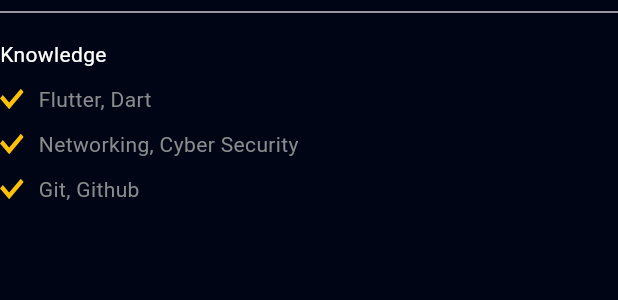
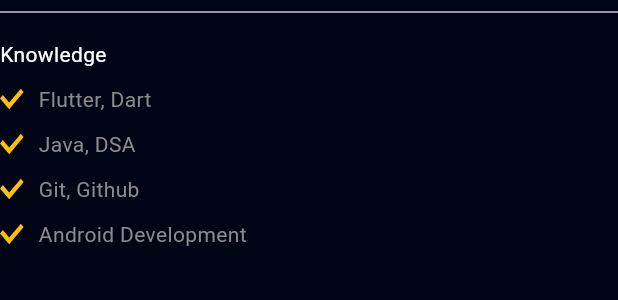
Before and after one commit to stp2003/portfolio_new, a Flutter app: the Knowledges widget shown alone on an empty page, opened directly, on a phone screen of 412 x 824 dp. Shown: the top 300 px of the screen. Run offline on Flutter 3.47's test engine with Material 2 defaults, Android fonts, the phone set to English and light mode, and no system bars; our stand-ins replace flutter_svg, font_awesome_flutter, get, google_fonts.

Commit message:
drawers made

```diff
--- a/lib/view/main/components/drawer/knowledges.dart
+++ b/lib/view/main/components/drawer/knowledges.dart
@@ -13,13 +13,16 @@
         Divider(),
         Padding(
           padding: EdgeInsets.symmetric(vertical: 10),
-          child: Text('Knowledge',style: TextStyle(color: Colors.white),),
+          child: Text(
+            'Knowledge',
+            style: TextStyle(color: Colors.white),
+          ),
         ),
         KnowledgeText(knowledge: 'Flutter, Dart'),
-        KnowledgeText(knowledge: 'Networking, Cyber Security'),
+        KnowledgeText(knowledge: 'Java, DSA'),
         KnowledgeText(knowledge: 'Git, Github'),
+        KnowledgeText(knowledge: 'Android Development'),
       ],
     );
   }
-
 }
```
